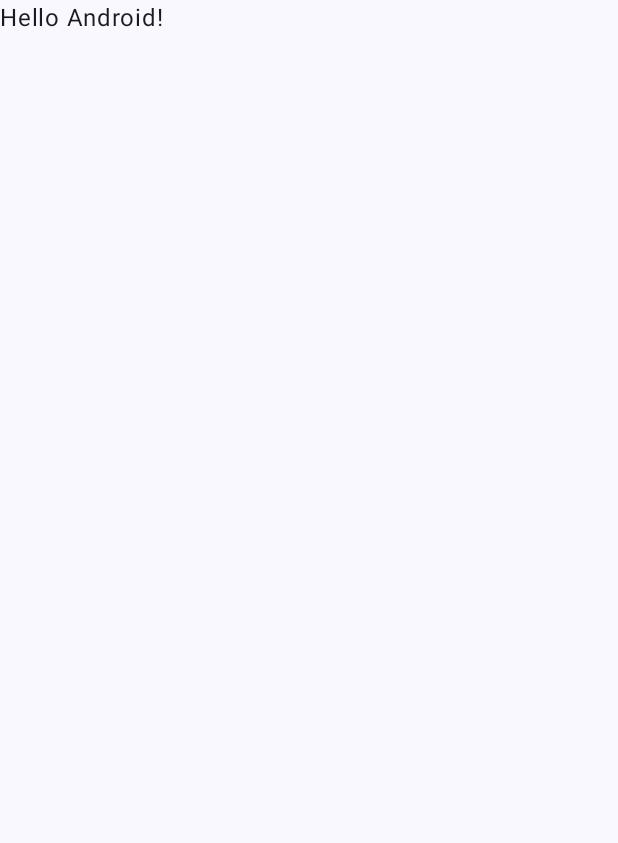
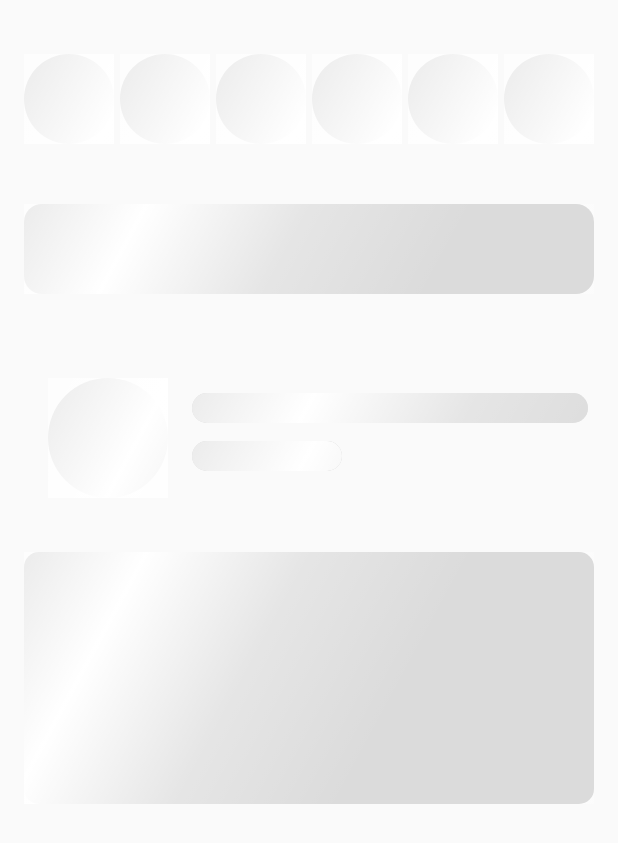
Before and after one commit to bahromzodabehruz27/Compose-Shimmer-Effect, an Android app built with Jetpack Compose: the screen it shows after launch (MainActivity), on a phone screen of 412 x 824 dp. Before the commit the part shown is almost empty. Shown: the top 843 px of the screen. Run offline under Robolectric (Android 15) with nearby library versions, the phone set to English and light mode, and no system bars.

Commit message:
shimmer loading is implemented

```diff
--- a/app/src/main/java/tj/behruz/composeshimmer/MainActivity.kt
+++ b/app/src/main/java/tj/behruz/composeshimmer/MainActivity.kt
@@ -3,13 +3,28 @@ package tj.behruz.composeshimmer
 import android.os.Bundle
 import androidx.activity.ComponentActivity
 import androidx.activity.compose.setContent
+import androidx.compose.foundation.background
+import androidx.compose.foundation.layout.Arrangement
+import androidx.compose.foundation.layout.Column
+import androidx.compose.foundation.layout.Row
+import androidx.compose.foundation.layout.Spacer
 import androidx.compose.foundation.layout.fillMaxSize
+import androidx.compose.foundation.layout.fillMaxWidth
+import androidx.compose.foundation.layout.height
+import androidx.compose.foundation.layout.padding
+import androidx.compose.foundation.layout.size
+import androidx.compose.foundation.layout.width
+import androidx.compose.foundation.shape.RoundedCornerShape
 import androidx.compose.material3.MaterialTheme
 import androidx.compose.material3.Surface
 import androidx.compose.material3.Text
 import androidx.compose.runtime.Composable
+import androidx.compose.ui.Alignment
 import androidx.compose.ui.Modifier
+import androidx.compose.ui.draw.clip
+import androidx.compose.ui.graphics.Color
 import androidx.compose.ui.tooling.preview.Preview
+import androidx.compose.ui.unit.dp
 import tj.behruz.composeshimmer.ui.theme.ComposeShimmerTheme
 
 class MainActivity : ComponentActivity() {
@@ -18,26 +33,96 @@ class MainActivity : ComponentActivity() {
         setContent {
             ComposeShimmerTheme {
                 // A surface container using the 'background' color from the theme
-                Surface(modifier = Modifier.fillMaxSize(), color = MaterialTheme.colorScheme.background) {
-                    Greeting("Android")
+                Column(modifier = Modifier.fillMaxSize()) {
+
+                    Spacer(modifier = Modifier.height(20.dp))
+
+                    Row(
+                        modifier = Modifier
+                            .fillMaxWidth()
+                            .height(100.dp)
+                            .padding(16.dp),
+                        horizontalArrangement = Arrangement.Absolute.SpaceBetween
+                    ) {
+                        repeat(6) {
+                            ShimmerEffect(
+                                modifier = Modifier
+                                    .size(60.dp)
+                                    .background(Color.LightGray, RoundedCornerShape(50)),
+                                durationMillis = 1000
+                            )
+                        }
+                    }
+
+
+
+
+                    ShimmerEffect(
+                        modifier = Modifier
+                            .padding(16.dp)
+                            .fillMaxWidth()
+                            .height(60.dp)
+                            .background(Color.LightGray, shape = RoundedCornerShape(12.dp))
+                    )
+
+                    Spacer(modifier = Modifier.height(20.dp))
+
+                    Row(
+                        modifier = Modifier
+                            .fillMaxWidth()
+                            .height(120.dp),
+                        horizontalArrangement = Arrangement.spacedBy(
+                            space = 16.dp,
+                            alignment = Alignment.CenterHorizontally
+                        ),
+                        verticalAlignment = Alignment.CenterVertically
+                    ) {
+                        Spacer(modifier = Modifier.width(16.dp))
+                        ShimmerEffect(
+                            Modifier
+                                .size(80.dp)
+                                .background(Color.LightGray, shape = RoundedCornerShape(50))
+                        )
+
+                        Column(
+                            modifier = Modifier
+                                .weight(0.7f)
+                                .height(60.dp)
+                                .padding(end = 20.dp)
+                        ) {
+                            ShimmerEffect(
+                                Modifier
+                                    .width(320.dp)
+                                    .height(20.dp)
+                                    .clip(RoundedCornerShape(20.dp))
+                                    .background(Color.LightGray)
+                            )
+
+                            Spacer(modifier = Modifier.height(12.dp))
+
+                            ShimmerEffect(
+                                Modifier
+                                    .width(100.dp)
+                                    .height(20.dp)
+                                    .clip(RoundedCornerShape(20.dp))
+                                    .background(Color.LightGray)
+                            )
+
+                        }
+                    }
+
+                    ShimmerEffect(
+                        modifier = Modifier
+                            .fillMaxWidth()
+                            .height(200.dp)
+                            .padding(16.dp)
+                            .background(Color.LightGray, RoundedCornerShape(10.dp))
+                    )
+
+
                 }
+
             }
         }
     }
 }
-
-@Composable
-fun Greeting(name: String, modifier: Modifier = Modifier) {
-    Text(
-        text = "Hello $name!",
-        modifier = modifier
-    )
-}
-
-@Preview(showBackground = true)
-@Composable
-fun GreetingPreview() {
-    ComposeShimmerTheme {
-        Greeting("Android")
-    }
-}
--- /dev/null
+++ b/app/src/main/java/tj/behruz/composeshimmer/ShimmerEffect.kt
@@ -0,0 +1,67 @@
+package tj.behruz.composeshimmer
+
+import androidx.compose.animation.core.LinearEasing
+import androidx.compose.animation.core.RepeatMode
+import androidx.compose.animation.core.animateFloat
+import androidx.compose.animation.core.infiniteRepeatable
+import androidx.compose.animation.core.rememberInfiniteTransition
+import androidx.compose.animation.core.tween
+import androidx.compose.foundation.background
+import androidx.compose.foundation.layout.Box
+import androidx.compose.foundation.layout.Spacer
+import androidx.compose.runtime.Composable
+import androidx.compose.ui.Modifier
+import androidx.compose.ui.geometry.Offset
+import androidx.compose.ui.graphics.Brush
+import androidx.compose.ui.graphics.Color
+
+@Composable
+fun ShimmerEffect(
+    modifier: Modifier,
+    widthOfShadowBrush: Int = 500,
+    angleOfAxisY: Float = 270f,
+    durationMillis: Int = 1000,
+) {
+
+
+    val shimmerColors = listOf(
+        Color.White.copy(alpha = 0.3f),
+        Color.White.copy(alpha = 0.5f),
+        Color.White.copy(alpha = 1.0f),
+        Color.White.copy(alpha = 0.5f),
+        Color.White.copy(alpha = 0.3f),
+    )
+
+    val transition = rememberInfiniteTransition(label = "")
+
+    val translateAnimation = transition.animateFloat(
+        initialValue = 0f,
+        targetValue = (durationMillis + widthOfShadowBrush).toFloat(),
+        animationSpec = infiniteRepeatable(
+            animation = tween(
+                durationMillis = durationMillis,
+                easing = LinearEasing,
+            ),
+            repeatMode = RepeatMode.Restart,
+        ),
+        label = "Shimmer loading animation",
+    )
+
+    val brush = Brush.linearGradient(
+        colors = shimmerColors,
+        start = Offset(x = translateAnimation.value - widthOfShadowBrush, y = 0.0f),
+        end = Offset(x = translateAnimation.value, y = angleOfAxisY),
+    )
+
+    Box(
+        modifier = modifier
+    ) {
+        Spacer(
+            modifier = Modifier
+                .matchParentSize()
+                .background(brush)
+        )
+    }
+
+
+}
```
